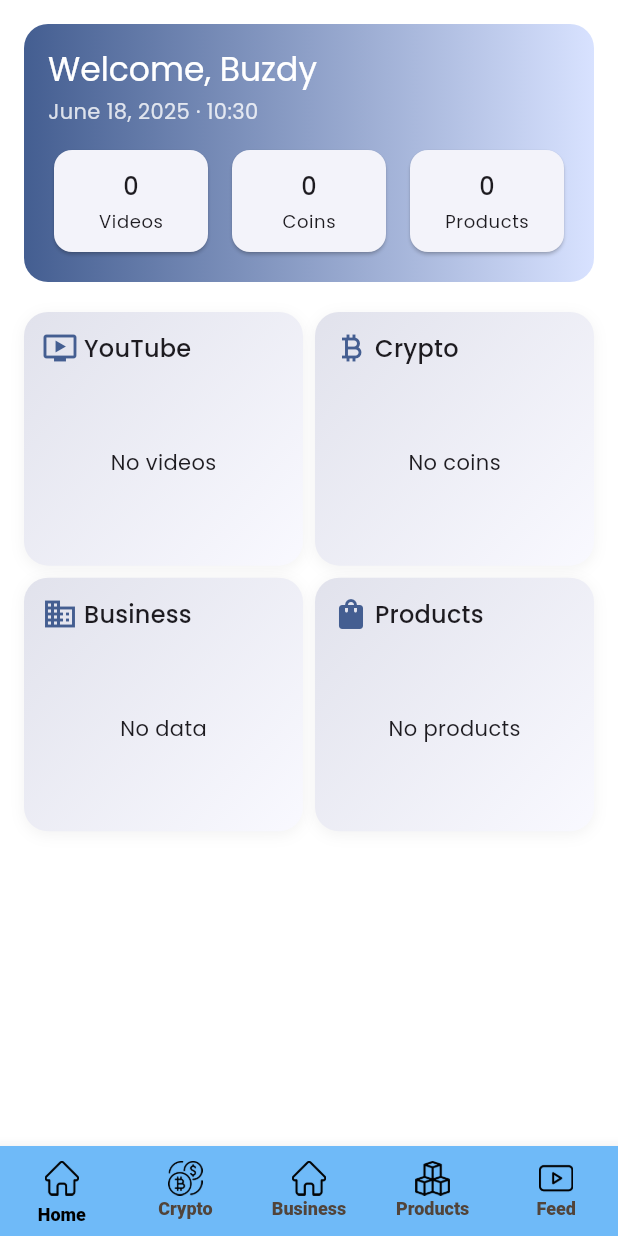
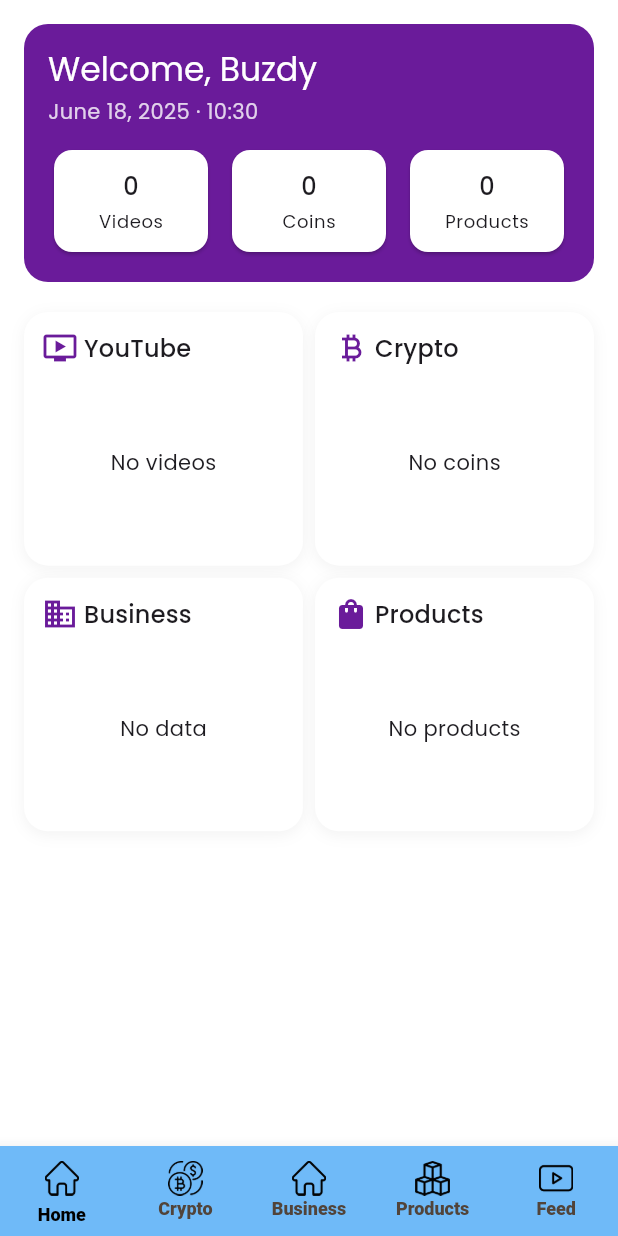
Before and after one commit to TheAppsFirm/BuzdyAppFlutter, a Flutter app: the screen it shows after launch, on a phone screen of 412 x 824 dp. Run offline on Flutter 3.47's test engine with Material 3 defaults, Android fonts, the phone set to English and light mode, and no system bars; our stand-ins replace cached_network_image, carousel_slider, dropdown_textfield, flutter_easyloading, get, google_fonts and 8 more; missing offline and left inert: ffmpeg_kit_flutter_new, flutter_inappwebview, image_gallery_saver_plus, video_thumbnail, youtube_explode_dart; accounts and stored records are empty; network calls fail; Roboto replaces fonts that are missing (Exo); statements that could not run were skipped; project files that could hold a hidden picture were left out.

Commit message:
Enhance dashboard UI and theme

```diff
--- a/lib/core/constants.dart
+++ b/lib/core/constants.dart
@@ -6,4 +6,7 @@
 const Color kMainBlackColor = Colors.black;
 /// Primary accent color inspired by iOS blue.
 const Color kAppButtonColor = Color(0xFF007AFF);
+// Custom colors for the app theme
+const Color kBrownColor = Color(0xFF795548);
+const Color kPurpleColor = Color(0xFF6A1B9A);
 // Add additional constants as needed.
--- a/lib/core/theme.dart
+++ b/lib/core/theme.dart
@@ -3,12 +3,22 @@
 import 'package:google_fonts/google_fonts.dart';
 import 'constants.dart';
 
-final ColorScheme _lightColorScheme =
-    ColorScheme.fromSeed(seedColor: kAppButtonColor);
-final ColorScheme _darkColorScheme =
-    ColorScheme.fromSeed(
-  seedColor: kAppButtonColor,
-  brightness: Brightness.dark,
+const ColorScheme _lightColorScheme = ColorScheme.light(
+  primary: kPurpleColor,
+  onPrimary: kWhiteColor,
+  secondary: kBrownColor,
+  onSecondary: kWhiteColor,
+  background: kWhiteColor,
+  onBackground: kMainBlackColor,
+  surface: kWhiteColor,
+  onSurface: kMainBlackColor,
+);
+
+const ColorScheme _darkColorScheme = ColorScheme.dark(
+  primary: kPurpleColor,
+  onPrimary: kWhiteColor,
+  secondary: kBrownColor,
+  onSecondary: kWhiteColor,
 );
 
 ThemeData lightTheme = ThemeData(
--- a/lib/presentation/screens/dashboard/home/home_dashboard.dart
+++ b/lib/presentation/screens/dashboard/home/home_dashboard.dart
@@ -7,6 +7,168 @@
 import '../banks/bank.dart';
 import '../products/products.dart';
 import '../feed/feed.dart';
+
+class StatCard extends StatelessWidget {
+  final String title;
+  final int count;
+  const StatCard({super.key, required this.title, required this.count});
+
+  @override
+  Widget build(BuildContext context) {
+    return Expanded(
+      child: Card(
+        shape: RoundedRectangleBorder(borderRadius: BorderRadius.circular(12)),
+        child: Padding(
+          padding: const EdgeInsets.all(12),
+          child: Column(
+            children: [
+              Text(
+                count.toString(),
+                style: Theme.of(context).textTheme.titleMedium,
+              ),
+              const SizedBox(height: 4),
+              Text(title, style: Theme.of(context).textTheme.bodySmall),
+            ],
+          ),
+        ),
+      ),
+    );
+  }
+}
+
+class FeatureCard extends StatelessWidget {
+  final String title;
+  final IconData icon;
+  final Widget child;
+  final VoidCallback onTap;
+  const FeatureCard({
+    super.key,
+    required this.title,
+    required this.icon,
+    required this.child,
+    required this.onTap,
+  });
+
+  @override
+  Widget build(BuildContext context) {
+    final colors = Theme.of(context).colorScheme;
+    return InkWell(
+      onTap: onTap,
+      borderRadius: BorderRadius.circular(16),
+      child: Ink(
+        decoration: BoxDecoration(
+          gradient: LinearGradient(
+            colors: [colors.surfaceVariant, colors.surface],
+            begin: Alignment.topLeft,
+            end: Alignment.bottomRight,
+          ),
+          borderRadius: BorderRadius.circular(16),
+          boxShadow: [
+            BoxShadow(
+              color: Colors.black.withOpacity(0.05),
+              blurRadius: 8,
+              offset: const Offset(0, 2),
+            )
+          ],
+        ),
+        child: Padding(
+          padding: const EdgeInsets.all(12),
+          child: Column(
+            crossAxisAlignment: CrossAxisAlignment.start,
+            children: [
+              Row(
+                children: [
+                  Icon(icon, color: colors.primary),
+                  const SizedBox(width: 4),
+                  Text(title, style: Theme.of(context).textTheme.titleMedium),
+                ],
+              ),
+              const SizedBox(height: 8),
+              Expanded(child: child),
+            ],
+          ),
+        ),
+      ),
+    );
+  }
+}
+
+class YoutubePreview extends StatelessWidget {
+  final UserViewModel vm;
+  const YoutubePreview({super.key, required this.vm});
+
+  @override
+  Widget build(BuildContext context) {
+    final videos = vm.youtubeVideos.take(3).toList();
+    return videos.isEmpty
+        ? const Center(child: Text('No videos'))
+        : Row(
+            children: videos
+                .map((e) => Expanded(
+                      child: Padding(
+                        padding: const EdgeInsets.symmetric(horizontal: 2),
+                        child: e.snippet?.thumbnails?.thumbnailsDefault?.url != null
+                            ? Image.network(
+                                e.snippet!.thumbnails!.thumbnailsDefault!.url!,
+                                fit: BoxFit.cover,
+                              )
+                            : const SizedBox(),
+                      ),
+                    ))
+                .toList(),
+          );
+  }
+}
+
+class CryptoPreview extends StatelessWidget {
+  final UserViewModel vm;
+  const CryptoPreview({super.key, required this.vm});
+
+  @override
+  Widget build(BuildContext context) {
+    final coins = vm.coins.take(3).toList();
+    return coins.isEmpty
+        ? const Center(child: Text('No coins'))
+        : Column(
+            crossAxisAlignment: CrossAxisAlignment.start,
+            children: coins
+                .map((e) => Text('${e.symbol}: \$${e.rate?.toStringAsFixed(2) ?? '-'}'))
+                .toList(),
+          );
+  }
+}
+
+class BusinessPreview extends StatelessWidget {
+  final UserViewModel vm;
+  const BusinessPreview({super.key, required this.vm});
+
+  @override
+  Widget build(BuildContext context) {
+    final merchants = vm.merchantList.take(3).toList();
+    return merchants.isEmpty
+        ? const Center(child: Text('No data'))
+        : Column(
+            crossAxisAlignment: CrossAxisAlignment.start,
+            children: merchants.map((e) => Text(e.name ?? '-')).toList(),
+          );
+  }
+}
+
+class ProductPreview extends StatelessWidget {
+  final UserViewModel vm;
+  const ProductPreview({super.key, required this.vm});
+
+  @override
+  Widget build(BuildContext context) {
+    final products = vm.productList.take(3).toList();
+    return products.isEmpty
+        ? const Center(child: Text('No products'))
+        : Column(
+            crossAxisAlignment: CrossAxisAlignment.start,
+            children: products.map((e) => Text(e.name ?? '-')).toList(),
+          );
+  }
+}
 
 class HomeDashboardScreen extends StatelessWidget {
   const HomeDashboardScreen({super.key});
@@ -80,35 +242,14 @@
           const SizedBox(height: 12),
           Row(
             children: [
-              _buildStatCard(context, 'Videos', vm.youtubeVideos.length),
+              StatCard(title: 'Videos', count: vm.youtubeVideos.length),
               const SizedBox(width: 8),
-              _buildStatCard(context, 'Coins', vm.coins.length),
+              StatCard(title: 'Coins', count: vm.coins.length),
               const SizedBox(width: 8),
-              _buildStatCard(context, 'Products', vm.productList.length),
+              StatCard(title: 'Products', count: vm.productList.length),
             ],
           ),
         ],
-      ),
-    );
-  }
-
-  Widget _buildStatCard(BuildContext context, String title, int count) {
-    return Expanded(
-      child: Card(
-        shape: RoundedRectangleBorder(borderRadius: BorderRadius.circular(12)),
-        child: Padding(
-          padding: const EdgeInsets.all(12),
-          child: Column(
-            children: [
-              Text(
-                count.toString(),
-                style: Theme.of(context).textTheme.titleMedium,
-              ),
-              const SizedBox(height: 4),
-              Text(title, style: Theme.of(context).textTheme.bodySmall),
-            ],
-          ),
-        ),
       ),
     );
   }
@@ -119,28 +260,28 @@
       {
         'title': 'YouTube',
         'icon': Icons.ondemand_video,
-        'builder': _youtubePreview(vm),
+        'builder': YoutubePreview(vm: vm),
         'onTap': () => Navigator.of(context)
             .push(MaterialPageRoute(builder: (_) => const FeedScreen())),
       },
       {
         'title': 'Crypto',
         'icon': Icons.currency_bitcoin,
-        'builder': _cryptoPreview(vm),
+        'builder': CryptoPreview(vm: vm),
         'onTap': () => Navigator.of(context)
             .push(MaterialPageRoute(builder: (_) => const CryptoScreen())),
       },
       {
         'title': 'Business',
         'icon': Icons.business,
-        'builder': _businessPreview(vm),
+        'builder': BusinessPreview(vm: vm),
         'onTap': () => Navigator.of(context)
             .push(MaterialPageRoute(builder: (_) => const HomeScreen())),
       },
       {
         'title': 'Products',
         'icon': Icons.shopping_bag,
-        'builder': _productPreview(vm),
+        'builder': ProductPreview(vm: vm),
         'onTap': () => Navigator.of(context)
             .push(MaterialPageRoute(builder: (_) => const ProductsScreen())),
       },
@@ -158,8 +299,7 @@
       itemCount: features.length,
       itemBuilder: (context, index) {
         final feature = features[index];
-        return _featureCard(
-          context: context,
+        return FeatureCard(
           title: feature['title'] as String,
           icon: feature['icon'] as IconData,
           child: feature['builder'] as Widget,
@@ -169,106 +309,6 @@
     );
   }
 
-  Widget _featureCard({
-    required BuildContext context,
-    required String title,
-    required IconData icon,
-    required Widget child,
-    required VoidCallback onTap,
-  }) {
-    final colors = Theme.of(context).colorScheme;
-    return InkWell(
-      onTap: onTap,
-      borderRadius: BorderRadius.circular(16),
-      child: Ink(
-        decoration: BoxDecoration(
-          gradient: LinearGradient(
-            colors: [colors.surfaceVariant, colors.surface],
-            begin: Alignment.topLeft,
-            end: Alignment.bottomRight,
-          ),
-          borderRadius: BorderRadius.circular(16),
-          boxShadow: [
-            BoxShadow(
-              color: Colors.black.withOpacity(0.05),
-              blurRadius: 8,
-              offset: const Offset(0, 2),
-            )
-          ],
-        ),
-        child: Padding(
-          padding: const EdgeInsets.all(12),
-          child: Column(
-            crossAxisAlignment: CrossAxisAlignment.start,
-            children: [
-              Row(
-                children: [
-                  Icon(icon, color: colors.primary),
-                  const SizedBox(width: 4),
-                  Text(title, style: Theme.of(context).textTheme.titleMedium),
-                ],
-              ),
-              const SizedBox(height: 8),
-              Expanded(child: child),
-            ],
-          ),
-        ),
-      ),
-    );
-  }
-
-  Widget _youtubePreview(UserViewModel vm) {
-    final videos = vm.youtubeVideos.take(3).toList();
-    return videos.isEmpty
-        ? const Center(child: Text('No videos'))
-        : Row(
-            children: videos
-                .map((e) => Expanded(
-                      child: Padding(
-                        padding: const EdgeInsets.symmetric(horizontal: 2),
-                        child: e.snippet?.thumbnails?.thumbnailsDefault?.url != null
-                            ? Image.network(
-                                e.snippet!.thumbnails!.thumbnailsDefault!.url!,
-                                fit: BoxFit.cover,
-                              )
-                            : const SizedBox(),
-                      ),
-                    ))
-                .toList(),
-          );
-  }
-
-  Widget _cryptoPreview(UserViewModel vm) {
-    final coins = vm.coins.take(3).toList();
-    return coins.isEmpty
-        ? const Center(child: Text('No coins'))
-        : Column(
-            crossAxisAlignment: CrossAxisAlignment.start,
-            children: coins
-                .map((e) => Text('${e.symbol}: \$${e.rate?.toStringAsFixed(2) ?? '-'}'))
-                .toList(),
-          );
-  }
-
-  Widget _businessPreview(UserViewModel vm) {
-    final merchants = vm.merchantList.take(3).toList();
-    return merchants.isEmpty
-        ? const Center(child: Text('No data'))
-        : Column(
-            crossAxisAlignment: CrossAxisAlignment.start,
-            children: merchants.map((e) => Text(e.name ?? '-')).toList(),
-          );
-  }
-
-  Widget _productPreview(UserViewModel vm) {
-    final products = vm.productList.take(3).toList();
-    return products.isEmpty
-        ? const Center(child: Text('No products'))
-        : Column(
-            crossAxisAlignment: CrossAxisAlignment.start,
-            children: products.map((e) => Text(e.name ?? '-')).toList(),
-          );
-  }
 
 
 }
```
